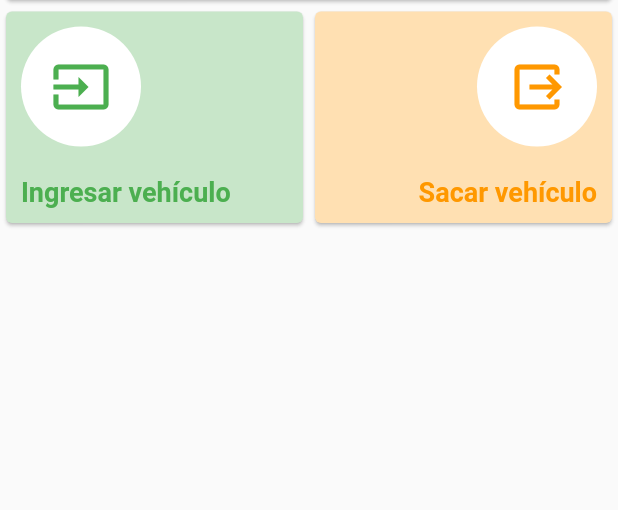
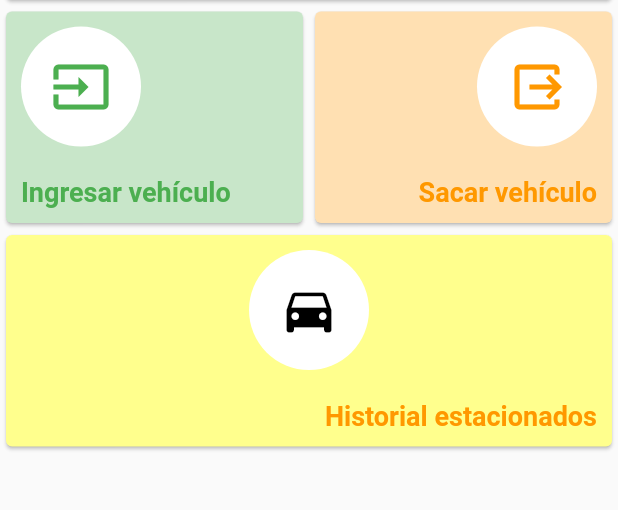
Before and after one commit to marcelomartinezpavez/estacionamiento-App-Flutter, a Flutter app: the HomeLayout screen opened directly, on a phone screen of 412 x 824 dp, the part 461-971 px from its top. Run offline on Flutter 3.47's test engine with Material 2 defaults, Android fonts, the light colour scheme and no system bars; our stand-ins replace localstorage.

Commit message:
se agrega historial de estacionados

```diff
--- a/lib/src/pages/home_layout.dart
+++ b/lib/src/pages/home_layout.dart
@@ -1,5 +1,6 @@
 import 'dart:convert';
 
+import 'package:estacionamiento/src/pages/estacionados.dart';
 import 'package:estacionamiento/src/pages/ingresar.dart';
 import 'package:estacionamiento/src/pages/salir.dart';
 import 'package:estacionamiento/src/services/api_service.dart';
@@ -223,7 +224,67 @@ class _HomeLayoutState extends State<HomeLayout> {
                     ),
                   ),
                 ],
-              )
+              ),
+              Row(
+                //mainAxisAlignment: MainAxisAlignment.spaceBetween,
+                children: [
+                  Expanded(
+                    child: GestureDetector(
+                      onTap: () => Navigator.push(
+                          context,
+                          MaterialPageRoute<void>(
+                            builder: (BuildContext context) => EstacionadosPage(),
+                            fullscreenDialog: true,
+                          )).then((value) => getConfig()),
+
+                      child: Card(
+                        color: Colors.yellowAccent.shade100,
+                        child: Column(
+                          //mainAxisAlignment: MainAxisAlignment.center,
+                          //crossAxisAlignment: CrossAxisAlignment.center,
+                          children: [
+                            Row(
+                              crossAxisAlignment: CrossAxisAlignment.center,
+                              mainAxisAlignment: MainAxisAlignment.center,
+                              children: [
+                                Container(
+                                    margin:  EdgeInsets.all(10),
+                                    width: 80,
+                                    height: 80,
+                                    //alignment: Alignment.center,
+                                    decoration: BoxDecoration(
+                                      color: Colors.white,
+                                      borderRadius: BorderRadius.circular(40),
+                                    ),
+                                    child:  Icon(Icons.directions_car,
+                                        size: 40, color: Colors.black)),
+                              ],
+                            ),
+                            Row(
+                              mainAxisAlignment: MainAxisAlignment.end,
+                              children: [
+                                Container(
+                                  padding: const EdgeInsets.all(10),
+                                  child: const FittedBox(
+                                    fit: BoxFit.scaleDown,
+                                    child: Text('Historial estacionados',
+                                        style: TextStyle(
+                                            fontWeight: FontWeight.bold,
+                                            color: Colors.orange,
+                                            fontSize: 18)),
+                                  ),
+                                ),
+                              ],
+                            )
+                          ],
+                        ),
+                      ),
+                    ),
+                  ),
+
+                ],
+              ),
+
             ],
           ),
         ));
```
Also changed, not shown: lib/src/pages/estacionados.dart (added, +59 -0 lines), lib/src/services/api_service.dart (+21 -0 lines), 33 other files.
